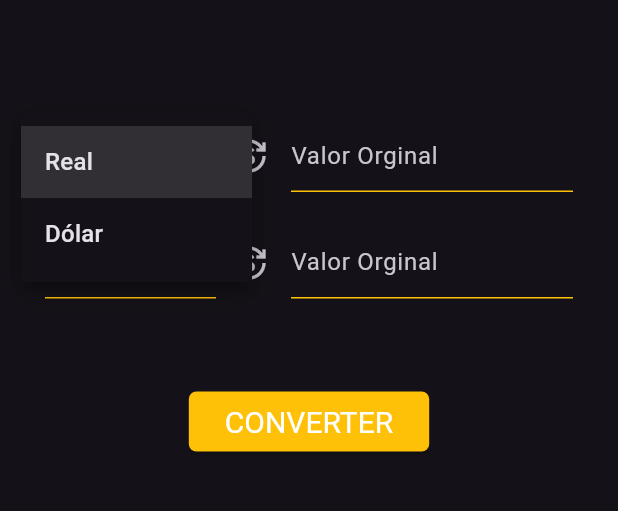
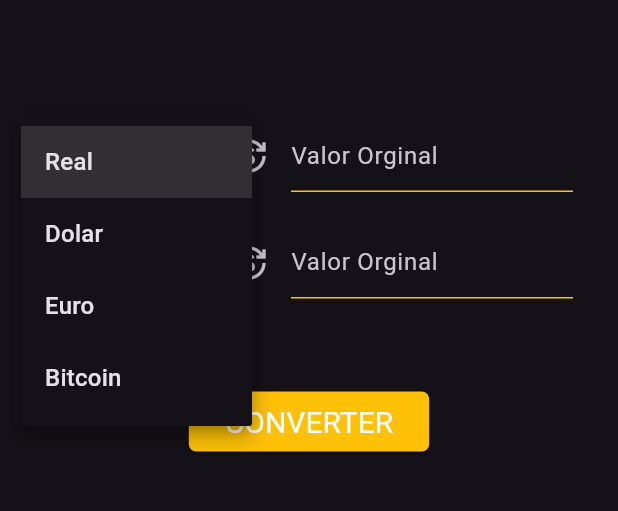
Before and after one commit to olivertech/Conversor, a Flutter app: the screen it shows after launch, after a tap on "Real", on a phone screen of 412 x 824 dp, the part 375-886 px from its top. Run offline on Flutter 3.47's test engine with Material 3 defaults, Android fonts, the phone set to English and light mode, and no system bars.

Commit message:
Finalização do "currency_component", setando o valor default e o onchange na escolha do item de moeda

```diff
--- a/lib/app/components/currency_component.dart
+++ b/lib/app/components/currency_component.dart
@@ -1,16 +1,46 @@
-// ignore_for_file: prefer_const_constructors
+// ignore_for_file: prefer_const_constructors, no_logic_in_create_state, unused_field, slash_for_doc_comments
 
+import 'package:conversor/app/models/currency_model.dart';
 import 'package:flutter/material.dart';
 
+/**
+ * Classe StateFull
+ */
 class CurrencyComponent extends StatefulWidget {
-  const CurrencyComponent({super.key});
+  final List<CurrencyModel> items;
+  final TextEditingController controller;
+  final CurrencyModel selectedCurrency;
+  final int index;
+  //Funçao que uso pra retornar o valor interno do componente
+  final Function(CurrencyModel value) onChange;
 
+/**
+ * Construtor
+ */
+  const CurrencyComponent(
+      {super.key,
+      required this.items,
+      required this.controller,
+      required this.selectedCurrency,
+      required this.index,
+      required this.onChange});
+
+/**
+ * Classe State
+ */
   @override
   State<CurrencyComponent> createState() => _CurrencyComponentState();
 }
 
 class _CurrencyComponentState extends State<CurrencyComponent> {
-  String? selectedMoeda = "Real";
+  late CurrencyModel current;
+
+  @override
+  void initState() {
+    super.initState();
+    current = widget.items[widget.index];
+  }
+
   @override
   Widget build(BuildContext context) {
     return Row(
@@ -20,18 +50,22 @@ class _CurrencyComponentState extends State<CurrencyComponent> {
           flex: 1,
           child: SizedBox(
             height: 56,
-            child: DropdownButton(
+            child: DropdownButton<CurrencyModel>(
               underline: Container(height: 1, color: Colors.amber),
               iconEnabledColor: Colors.amber,
               iconSize: 30,
-              items: dropdownItems,
+              items: widget.items
+                  .map((e) => DropdownMenuItem<CurrencyModel>(
+                      value: e, child: Text(e.name)))
+                  .toList(),
               isExpanded: true,
-              value: selectedMoeda,
-              hint: Text("Selecione a Moeda"),
-              onChanged: (String? value) {
+              value: current,
+              hint: Text('Moeda'),
+              onChanged: (CurrencyModel? newValue) {
                 setState(() {
-                  selectedMoeda = value;
+                  current = newValue!;
                 });
+                widget.onChange(newValue!);
               },
             ),
           ),
@@ -42,6 +76,7 @@ class _CurrencyComponentState extends State<CurrencyComponent> {
         Expanded(
           flex: 2,
           child: TextFormField(
+            controller: widget.controller,
             maxLines: 1,
             autofocus: false,
             decoration: InputDecoration(
@@ -58,11 +93,3 @@ class _CurrencyComponentState extends State<CurrencyComponent> {
     );
   }
 }
-
-List<DropdownMenuItem<String>> get dropdownItems {
-  List<DropdownMenuItem<String>> menuItems = [
-    DropdownMenuItem(value: "Real", child: Text("Real")),
-    DropdownMenuItem(value: "Dolar", child: Text("Dólar")),
-  ];
-  return menuItems;
-}
--- a/lib/app/models/currency_model.dart
+++ b/lib/app/models/currency_model.dart
@@ -1,4 +1,5 @@
 class CurrencyModel {
+  ///Propriedades da Model
   final String name;
   final double real;
   final double dolar;
--- a/lib/app/views/home_view.dart
+++ b/lib/app/views/home_view.dart
@@ -1,21 +1,19 @@
+// ignore_for_file: public_member_api_docs, sort_constructors_first, must_be_immutable, use_key_in_widget_constructors, unused_field, no_logic_in_create_state, prefer_final_fields, slash_for_doc_comments
 // ignore_for_file: prefer_const_constructors, avoid_unnecessary_containers, prefer_const_literals_to_create_immutables
 
+import 'package:flutter/material.dart';
 import 'package:conversor/app/components/currency_component.dart';
-import 'package:flutter/material.dart';
-import 'package:flutter/widgets.dart';
-
-//VER SE CONSIGO RESOLVER O PROBLEMA DO SETSTATE MUDANDO DE STATELESS PARA STATEFULL
+import 'package:conversor/app/controllers/home_controller.dart';
+import 'package:conversor/app/models/currency_model.dart';
 
 class HomeView extends StatefulWidget {
-  const HomeView({super.key});
-
   @override
   State<HomeView> createState() => _HomeViewState();
 }
 
 class _HomeViewState extends State<HomeView> {
   //Variável local de estilo aplicado aos botões
-  final ButtonStyle buttonStyle = ElevatedButton.styleFrom(
+  static ButtonStyle buttonStyle = ElevatedButton.styleFrom(
     textStyle: const TextStyle(fontSize: 20),
     backgroundColor: Colors.amber,
     foregroundColor: Colors.white,
@@ -23,6 +21,37 @@ class _HomeViewState extends State<HomeView> {
       borderRadius: BorderRadius.all(Radius.circular(5.0)),
     ),
   );
+
+  TextEditingController _toText = TextEditingController();
+  TextEditingController _fromText = TextEditingController();
+  CurrencyModel _toCurrency = CurrencyModel(
+    name: 'Real',
+    real: 1.0,
+    dolar: 0.18,
+    euro: 0.15,
+    bitcoin: 0.020816,
+  );
+  CurrencyModel _fromCurrency = CurrencyModel(
+    name: 'Dolar',
+    real: 5.65,
+    dolar: 1.0,
+    euro: 0.85,
+    bitcoin: 0.002018,
+  );
+  late HomeController _homeController;
+
+/**
+ * Esse initState pode ser usado como contrutor num widget statefull
+ */
+  @override
+  void initState() {
+    super.initState();
+    _homeController = HomeController(
+        toText: _toText,
+        fromText: _fromText,
+        toCurrency: _toCurrency,
+        fromCurrency: _fromCurrency);
+  }
 
   @override
   Widget build(BuildContext context) {
@@ -51,9 +80,25 @@ class _HomeViewState extends State<HomeView> {
                   ),
                 ),
                 SizedBox(height: 40),
-                CurrencyComponent(),
+                CurrencyComponent(
+                  items: _homeController.currencies,
+                  controller: _toText,
+                  selectedCurrency: _toCurrency,
+                  index: 0,
+                  onChange: (value) {
+                    print(value.name);
+                  },
+                ),
                 SizedBox(height: 15),
-                CurrencyComponent(),
+                CurrencyComponent(
+                  items: _homeController.currencies,
+                  controller: _fromText,
+                  selectedCurrency: _fromCurrency,
+                  index: 1,
+                  onChange: (value) {
+                    print(value.name);
+                  },
+                ),
                 SizedBox(height: 50),
                 ElevatedButton(
                   style: buttonStyle,
@@ -68,3 +113,11 @@ class _HomeViewState extends State<HomeView> {
     );
   }
 }
+
+// List<DropdownMenuItem<CurrencyModel>> get dropdownItems {
+//   List<DropdownMenuItem<CurrencyModel>> menuItems = [
+//     DropdownMenuItem(value: "Real", child: Text("Real")),
+//     DropdownMenuItem(value: "Dolar", child: Text("Dólar")),
+//   ];
+//   return menuItems;
+// }
```
